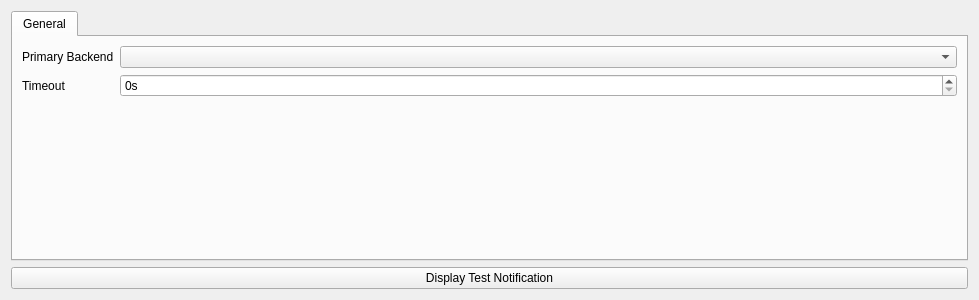
Qt form src/core/settingsdialog.ui (baohaojun/system-config) before a commit.
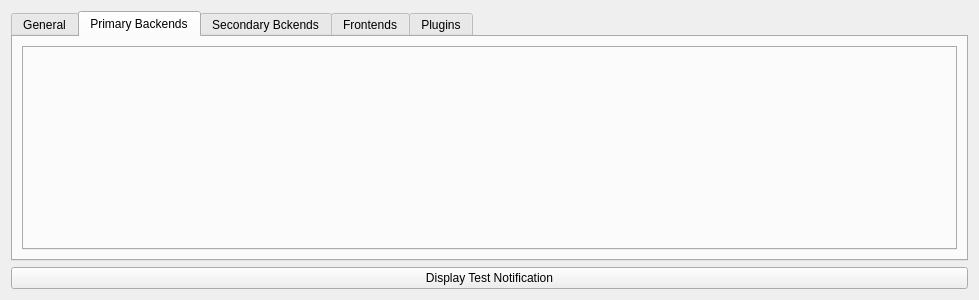
The same form after that commit. The open tabs and pages were chosen to show the change. Icons and pictures are not drawn.

Commit message: add each plugin type to a seperate tab

Patch:
```diff
--- a/src/core/settingsdialog.ui
+++ b/src/core/settingsdialog.ui
@@ -67,6 +67,46 @@
        </item>
       </layout>
      </widget>
+     <widget class="QWidget" name="tab_backends">
+      <attribute name="title">
+       <string>Primary Backends</string>
+      </attribute>
+      <layout class="QVBoxLayout" name="verticalLayout_2">
+       <item>
+        <widget class="QTabWidget" name="tabWidget_backends"/>
+       </item>
+      </layout>
+     </widget>
+     <widget class="QWidget" name="tab_secondaryBackends">
+      <attribute name="title">
+       <string>Secondary Bckends</string>
+      </attribute>
+      <layout class="QHBoxLayout" name="horizontalLayout_2">
+       <item>
+        <widget class="QTabWidget" name="tabWidget_secondary_backends"/>
+       </item>
+      </layout>
+     </widget>
+     <widget class="QWidget" name="tab_frontends">
+      <attribute name="title">
+       <string>Frontends</string>
+      </attribute>
+      <layout class="QHBoxLayout" name="horizontalLayout_3">
+       <item>
+        <widget class="QTabWidget" name="tabWidget_frontends"/>
+       </item>
+      </layout>
+     </widget>
+     <widget class="QWidget" name="tab_plugins">
+      <attribute name="title">
+       <string>Plugins</string>
+      </attribute>
+      <layout class="QHBoxLayout" name="horizontalLayout_4">
+       <item>
+        <widget class="QTabWidget" name="tabWidget_plugins"/>
+       </item>
+      </layout>
+     </widget>
     </widget>
    </item>
    <item>
```
The commit also changes 6 other files.
